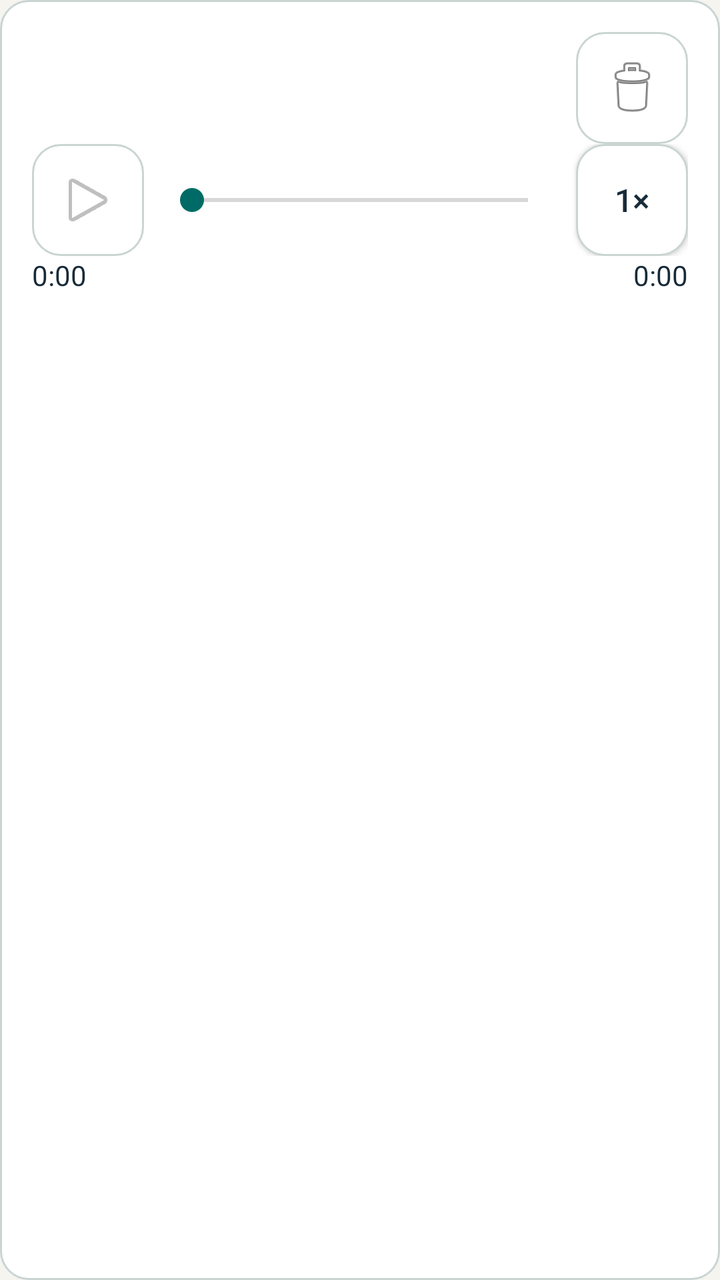
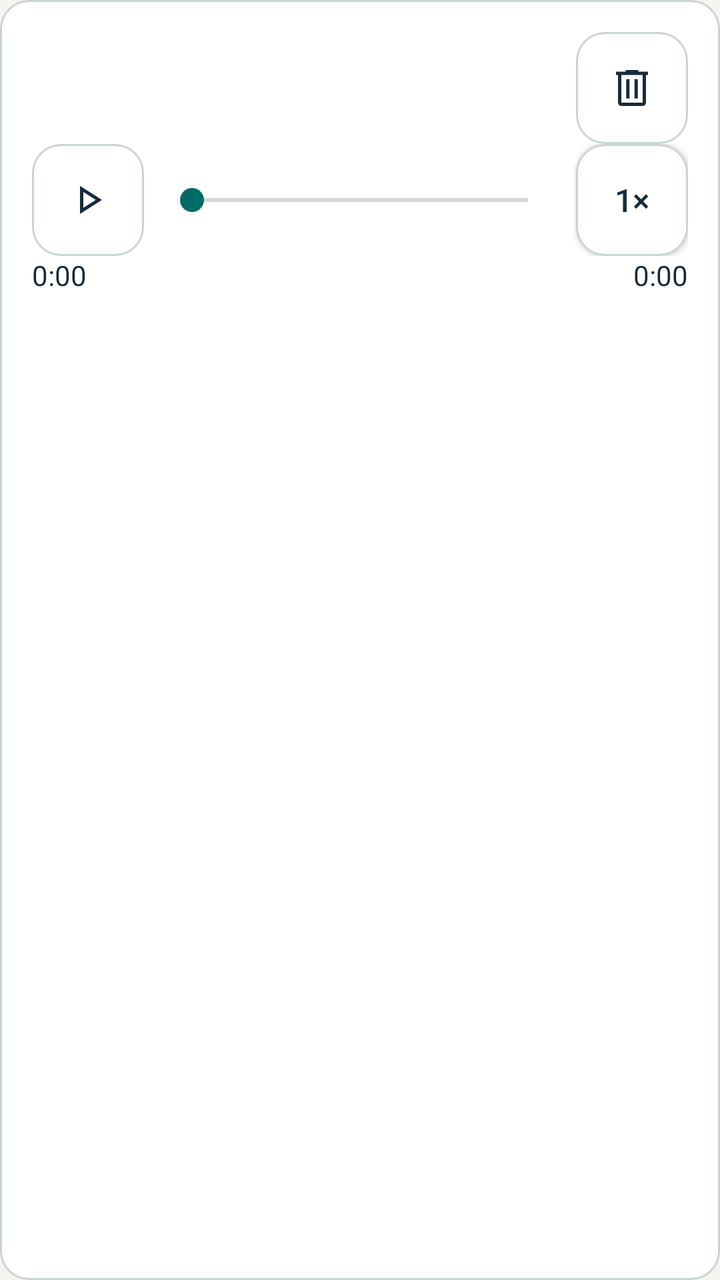

Screens rendered from an Android XML layout before and after an edit, with the pre-edit source and the edit as a unified diff.
<!-- AndroidManifest.xml: application theme Theme.JavaReportingSystem -->
<!-- res/layout/item_voice_note.xml -->
<?xml version="1.0" encoding="utf-8"?>
<LinearLayout xmlns:android="http://schemas.android.com/apk/res/android"
    xmlns:app="http://schemas.android.com/apk/res-auto"
    android:layout_width="match_parent"
    android:layout_height="wrap_content"
    android:background="@drawable/outline_button"
    android:orientation="vertical"
    android:padding="16dp">

    <LinearLayout
        android:layout_width="match_parent"
        android:layout_height="wrap_content"
        android:gravity="center_vertical"
        android:orientation="horizontal">

        <TextView
            android:id="@+id/tvVoiceNoteTitle"
            android:layout_width="0dp"
            android:layout_height="wrap_content"
            android:layout_weight="1"
            android:textColor="@color/safety_text"
            android:textSize="18sp"
            android:textStyle="bold" />

        <ImageButton
            android:id="@+id/btnDelete"
            android:layout_width="56dp"
            android:layout_height="56dp"
            android:background="@drawable/outline_button"
            android:backgroundTint="@null"
            android:contentDescription="@string/delete_voice_note"
            android:padding="14dp"
            android:src="@android:drawable/ic_menu_delete" />
    </LinearLayout>

    <LinearLayout
        android:layout_width="match_parent"
        android:layout_height="wrap_content"
        android:gravity="center_vertical"
        android:orientation="horizontal">

        <ImageButton
            android:id="@+id/btnPlay"
            android:layout_width="56dp"
            android:layout_height="56dp"
            android:background="@drawable/outline_button"
            android:backgroundTint="@null"
            android:contentDescription="@string/play_voice_note"
            android:padding="12dp"
            android:src="@android:drawable/ic_media_play" />

        <SeekBar
            android:id="@+id/seekAudio"
            android:layout_width="0dp"
            android:layout_height="56dp"
            android:layout_marginStart="8dp"
            android:layout_marginEnd="8dp"
            android:layout_weight="1"
            android:contentDescription="@string/voice_playback_position"
            android:max="1000"
            android:progressTint="@color/safety_action"
            android:thumbTint="@color/safety_action" />

        <Button
            android:id="@+id/btnSpeed"
            android:layout_width="56dp"
            android:layout_height="56dp"
            android:background="@drawable/outline_button"
            android:contentDescription="@string/voice_playback_speed"
            android:text="1×"
            android:textAllCaps="false"
            android:textColor="@color/safety_text"
            android:textSize="16sp"
                app:backgroundTint="@null" />
    </LinearLayout>

    <LinearLayout
        android:layout_width="match_parent"
        android:layout_height="wrap_content"
        android:orientation="horizontal">

        <TextView
            android:id="@+id/txtCurrentTime"
            android:layout_width="0dp"
            android:layout_height="wrap_content"
            android:layout_weight="1"
            android:text="0:00"
            android:textColor="@color/safety_text"
            android:textSize="14sp" />

        <TextView
            android:id="@+id/txtDuration"
            android:layout_width="wrap_content"
            android:layout_height="wrap_content"
            android:text="0:00"
            android:textColor="@color/safety_text"
            android:textSize="14sp" />
    </LinearLayout>
</LinearLayout>
<!-- resources referenced by this layout -->
<resources>
  <color name="safety_action">#006B66</color>
  <color name="safety_text">#182B39</color>
  <!-- drawable outline_button (drawable) -->
  <?xml version="1.0" encoding="utf-8"?>
  <shape xmlns:android="http://schemas.android.com/apk/res/android" android:shape="rectangle">
      <solid android:color="@color/safety_surface" />
      <stroke android:width="1dp" android:color="@color/safety_border" />
      <corners android:radius="14dp" />
  </shape>
  <string name="delete_voice_note">Delete voice note</string>
  <string name="play_voice_note">Play voice note</string>
  <string name="voice_playback_position">Voice note playback position</string>
  <string name="voice_playback_speed">Change playback speed</string>
  <style name="Theme.JavaReportingSystem" parent="Base.Theme.JavaReportingSystem" />
  <color name="safety_surface">#FFFFFF</color>
  <color name="safety_border">#CAD5D3</color>
  <style name="Base.Theme.JavaReportingSystem" parent="Theme.AppCompat.Light.NoActionBar">
          <item name="colorPrimary">@color/safety_action</item>
          <item name="colorOnPrimary">@color/safety_on_action</item>
          <item name="colorSurface">@color/safety_surface</item>
          <item name="colorOnSurface">@color/safety_text</item>
          <item name="android:colorAccent">@color/safety_action</item>
          <item name="android:windowBackground">@color/safety_background</item>
          <item name="android:statusBarColor">@color/safety_background</item>
          <item name="android:navigationBarColor">@color/safety_background</item>
          <item name="android:windowLightStatusBar">true</item>
          <item name="android:windowLightNavigationBar">true</item>
      </style>
  <color name="safety_on_action">#FFFFFF</color>
  <color name="safety_background">#F5F4EF</color>
</resources>

<!-- the commit's change to res/layout/item_voice_note.xml (unified diff, before → after) -->
@@ -30,7 +30,7 @@
             android:backgroundTint="@null"
             android:contentDescription="@string/delete_voice_note"
             android:padding="14dp"
-            android:src="@android:drawable/ic_menu_delete" />
+            android:src="@drawable/ic_ms_delete"     android:tint="@color/safety_text" />
     </LinearLayout>
 
     <LinearLayout
@@ -47,7 +47,7 @@
             android:backgroundTint="@null"
             android:contentDescription="@string/play_voice_note"
             android:padding="12dp"
-            android:src="@android:drawable/ic_media_play" />
+            android:src="@drawable/ic_ms_play_arrow"     android:tint="@color/safety_text" />
 
         <SeekBar
             android:id="@+id/seekAudio"
<!-- resource entries referenced after the edit -->
@@ -2,6 +2,28 @@
 <resources>
   <color name="safety_action">#006B66</color>
   <color name="safety_text">#182B39</color>
+  <!-- drawable ic_ms_delete (drawable) -->
+  <vector xmlns:android="http://schemas.android.com/apk/res/android"
+      android:width="24dp"
+      android:height="24dp"
+      android:viewportWidth="960"
+      android:viewportHeight="960"
+  >
+    <path
+        android:fillColor="@color/safety_text"
+        android:pathData="M267.33,840Q239.83,840 220.25,820.42Q200.67,800.83 200.67,773.33L200.67,220L160,220L160,153.33L352,153.33L352,120L608,120L608,153.33L800,153.33L800,220L759.33,220L759.33,773.33Q759.33,800.33 739.5,820.17Q719.67,840 692.67,840L267.33,840ZM692.67,220L267.33,220L267.33,773.33Q267.33,773.33 267.33,773.33Q267.33,773.33 267.33,773.33L692.67,773.33Q692.67,773.33 692.67,773.33Q692.67,773.33 692.67,773.33L692.67,220ZM364.67,689.33L431.33,689.33L431.33,303.33L364.67,303.33L364.67,689.33ZM528.67,689.33L595.33,689.33L595.33,303.33L528.67,303.33L528.67,689.33ZM267.33,220L267.33,220L267.33,773.33Q267.33,773.33 267.33,773.33Q267.33,773.33 267.33,773.33L267.33,773.33Q267.33,773.33 267.33,773.33Q267.33,773.33 267.33,773.33L267.33,220Z"/>
+  </vector>
+  <!-- drawable ic_ms_play_arrow (drawable) -->
+  <vector xmlns:android="http://schemas.android.com/apk/res/android"
+      android:width="24dp"
+      android:height="24dp"
+      android:viewportWidth="960"
+      android:viewportHeight="960"
+  >
+    <path
+        android:fillColor="@color/safety_text"
+        android:pathData="M320,758L320,198L760,478L320,758ZM386.67,478L386.67,478L386.67,478L386.67,478ZM386.67,636.67L636,478L386.67,319.33L386.67,636.67Z"/>
+  </vector>
   <!-- drawable outline_button (drawable) -->
   <?xml version="1.0" encoding="utf-8"?>
   <shape xmlns:android="http://schemas.android.com/apk/res/android" android:shape="rectangle">
